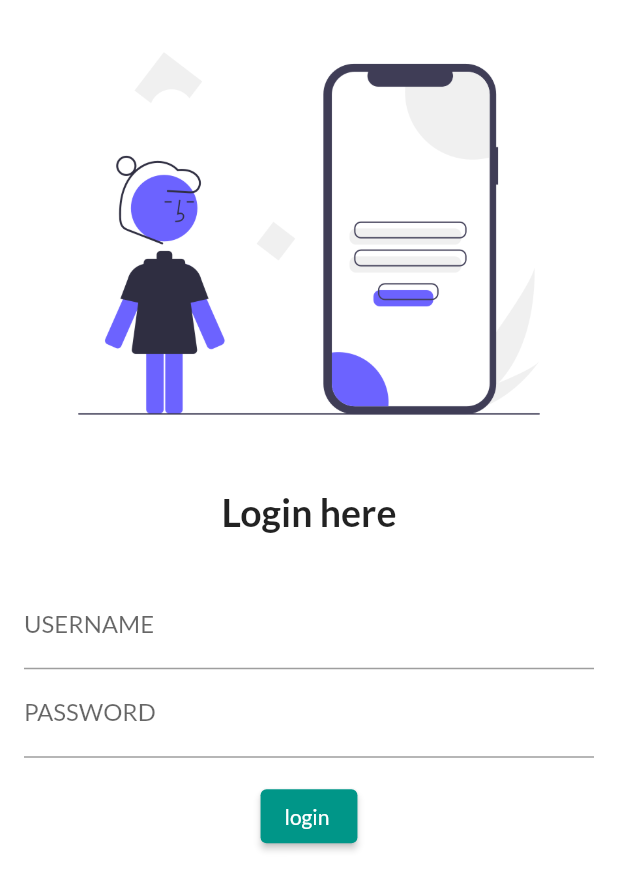
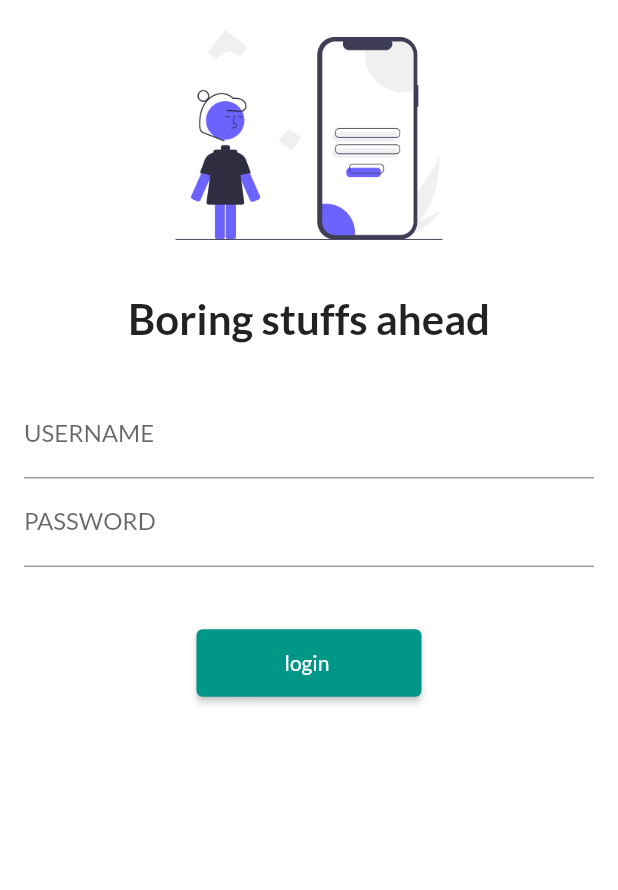
Before and after one commit to krishnabashyal/boring_app, a Flutter app: the screen it shows after launch, on a phone screen of 412 x 824 dp. Shown: the top 890 px of the screen. Run offline on Flutter 3.47's test engine with Material 2 defaults, Android fonts, the phone set to English and light mode, and no system bars; our stand-ins replace google_fonts.

Commit message:
day 5 done. learned a lot lol

```diff
--- a/lib/main.dart
+++ b/lib/main.dart
@@ -1,5 +1,6 @@
 import 'package:boring_app/pages/home_page.dart';
 import 'package:boring_app/pages/login_page.dart';
+import 'package:boring_app/utils/routes.dart';
 import 'package:flutter/material.dart';
 import 'package:google_fonts/google_fonts.dart';
 
@@ -20,15 +21,15 @@ class MyApp extends StatelessWidget {
       themeMode: ThemeMode.light,
       theme: ThemeData(
         primarySwatch: Colors.teal,
-        fontFamily:GoogleFonts.lato().fontFamily,
-       // primaryTextTheme: GoogleFonts.latoTextTheme(),
+        fontFamily: GoogleFonts.lato().fontFamily,
+        // primaryTextTheme: GoogleFonts.latoTextTheme(),
       ),
       darkTheme: ThemeData(brightness: Brightness.dark),
       //routessssss
       routes: {
-        '/': (context) =>
-            LoginPage(), // / is a default route so dont need upper line
-        '/home': (context) => HomePage()
+        '/':(context) => LoginPage(),
+        MyRoutes.homeRoute: (context) => HomePage(),
+        MyRoutes.loginRoute: (context) => LoginPage()
       },
     );
   }
--- a/lib/pages/login_page.dart
+++ b/lib/pages/login_page.dart
@@ -1,5 +1,7 @@
 // ignore_for_file: prefer_const_constructors
 
+import 'package:boring_app/pages/home_page.dart';
+import 'package:boring_app/utils/routes.dart';
 import 'package:flutter/material.dart';
 
 class LoginPage extends StatelessWidget {
@@ -9,19 +11,21 @@ class LoginPage extends StatelessWidget {
   Widget build(BuildContext context) {
     return Material(
         color: Colors.white,
+        child: SingleChildScrollView(
           child: Column(
             children: [
               Image.asset(
                 'assets/images/login_image.png',
                 fit: BoxFit.cover,
+                height: 180,
               ),
               SizedBox(
-              height:15,
+                height: 15,
               ),
               Text(
-              'Login here',
+                'Boring stuffs ahead',
                 style: TextStyle(
-                fontSize: 25,
+                  fontSize: 28,
                   fontWeight: FontWeight.bold,
                 ),
               ),
@@ -39,18 +43,28 @@ class LoginPage extends StatelessWidget {
                       ),
                     ),
                     TextFormField(
-                    obscureText:true,
+                      obscureText: true,
                       decoration: InputDecoration(
                         labelText: "PASSWORD",
-                      hintText: "enter your password ||| ssh dont show anyone ",
+                        hintText:
+                            "enter your password ||| ssh dont show anyone ",
                       ),
                     ),
-                  SizedBox(height: 15,),
-                ElevatedButton(onPressed: (){}, child: Text('login '),style:  TextButton.styleFrom(),)
+                    SizedBox(
+                      height: 40,
+                    ),
+                    ElevatedButton(
+                      onPressed: () {
+                        Navigator.pushNamed(context, MyRoutes.homeRoute);
+                      },
+                      child: Text('login '),
+                      style: TextButton.styleFrom(minimumSize: Size(150, 45)),
+                    )
                   ],
                 ),
               )
             ],
+          ),
         ));
   }
   // comment for no reason at all
--- /dev/null
+++ b/lib/utils/routes.dart
@@ -0,0 +1,4 @@
+class MyRoutes {
+  static String loginRoute = "/login";
+  static String homeRoute = "/home";
+}
```
Also changed, not shown: pubspec.lock. Lines whose indentation alone changed are shown as unchanged.
